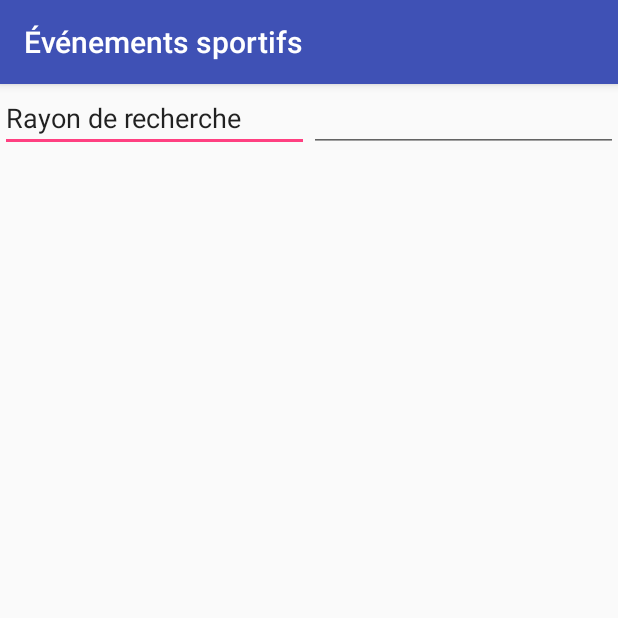
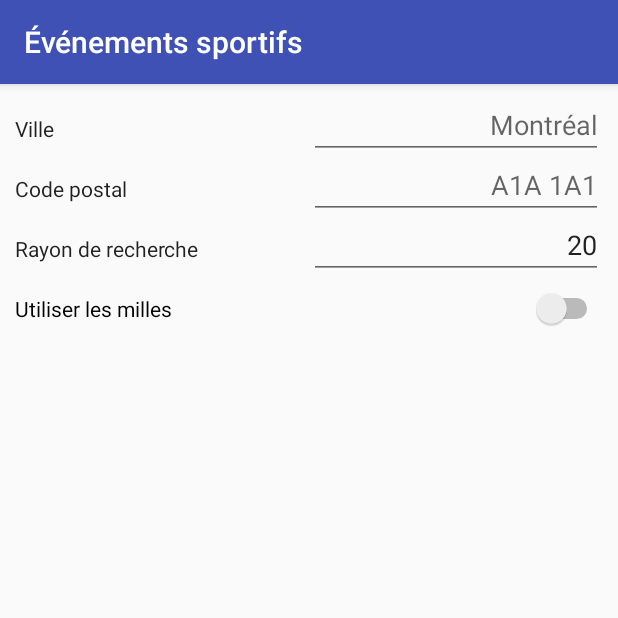
Before and after one commit to Yzaky/ProjectAndroidEvents, an Android app: the Preferences screen opened directly, with no data from a screen before it, on a phone screen of 412 x 824 dp, the top half of it. Run offline under Robolectric (Android 15) with nearby library versions, the phone set to English and light mode, and no system bars; network calls fail.

Commit message:
Construction de la page des préférences

```diff
--- a/app/src/main/res/layout/activity_main.xml
+++ b/app/src/main/res/layout/activity_main.xml
@@ -6,15 +6,14 @@
     android:orientation="vertical">
 
     <Button
-        android:text="Evenements\nrécents"
+        android:id="@+id/buttonListEvents"
         android:layout_width="match_parent"
         android:layout_height="wrap_content"
-        android:id="@+id/buttonListEvents"
+        android:layout_marginBottom="5dp"
+        android:layout_marginTop="5dp"
         android:layout_weight="1"
-        android:textSize="26dp"
-        android:layout_marginTop="5dp"
-        android:layout_marginBottom="5dp"
-        />
+        android:text="Evenements\nrécents"
+        android:textSize="26dp" />
 
     <Button
         android:text="A voir"
--- a/app/src/main/res/layout/preferences_layout.xml
+++ b/app/src/main/res/layout/preferences_layout.xml
@@ -1,29 +1,113 @@
 <?xml version="1.0" encoding="utf-8"?>
 <ScrollView xmlns:android="http://schemas.android.com/apk/res/android"
-    android:layout_width="match_parent" android:layout_height="match_parent">
+    android:layout_width="match_parent"
+    android:layout_height="match_parent"
+    android:layout_margin="10dp">
 
     <LinearLayout
         android:layout_width="match_parent"
-        android:layout_height="wrap_content"
-        android:orientation="horizontal">
+        android:layout_height="match_parent"
+        android:orientation="vertical"
+        >
 
-        <EditText
-            android:id="@+id/radiusText"
-            android:layout_width="wrap_content"
-            android:layout_height="wrap_content"
+        <LinearLayout
+            android:layout_width="match_parent"
+            android:layout_height="40dp"
             android:layout_weight="1"
-            android:editable="false"
-            android:ems="10"
-            android:inputType="textPersonName"
-            android:text="Rayon de recherche" />
+            android:gravity="center"
+            android:orientation="horizontal">
 
-        <EditText
-            android:id="@+id/radiusValue"
-            android:layout_width="wrap_content"
-            android:layout_height="wrap_content"
+            <TextView
+                android:id="@+id/cityText"
+                android:layout_width="match_parent"
+                android:layout_height="wrap_content"
+                android:layout_weight="1"
+                android:text="@string/ville"
+                android:textAppearance="@style/TextAppearance.AppCompat.Body1" />
+
+            <EditText
+                android:id="@+id/cityValue"
+                android:layout_width="match_parent"
+                android:layout_height="wrap_content"
+                android:layout_weight="1"
+                android:ems="10"
+                android:gravity="end"
+                android:hint="@string/montr_al"
+                android:inputType="textPersonName"
+                android:selectAllOnFocus="true" />
+        </LinearLayout>
+
+        <LinearLayout
+            android:layout_width="match_parent"
+            android:layout_height="40dp"
             android:layout_weight="1"
-            android:editable="true"
-            android:ems="10"
-            android:inputType="textPersonName" />
+            android:gravity="center"
+            android:orientation="horizontal">
+
+            <TextView
+                android:id="@+id/zipCodeText"
+                android:layout_width="match_parent"
+                android:layout_height="wrap_content"
+                android:layout_weight="1"
+                android:text="Code postal"
+                android:textAppearance="@style/TextAppearance.AppCompat.Body1" />
+
+            <EditText
+                android:id="@+id/zipCodeValue"
+                android:layout_width="match_parent"
+                android:layout_height="wrap_content"
+                android:layout_weight="1"
+                android:ems="10"
+                android:gravity="end"
+                android:hint="A1A 1A1"
+                android:inputType="textPostalAddress"
+                android:selectAllOnFocus="true" />
+        </LinearLayout>
+
+        <LinearLayout
+            android:layout_width="match_parent"
+            android:layout_height="40dp"
+            android:gravity="center"
+            android:orientation="horizontal">
+
+            <TextView
+                android:id="@+id/searchRadiusText"
+                android:layout_width="match_parent"
+                android:layout_height="wrap_content"
+                android:layout_weight="1"
+                android:text="@string/rayon_de_recherche"
+                android:textAppearance="@style/TextAppearance.AppCompat.Body1"
+                android:focusable="true"
+                android:focusableInTouchMode="true" />
+
+            <EditText
+                android:id="@+id/searchRadiusValue"
+                android:layout_width="match_parent"
+                android:layout_height="wrap_content"
+                android:layout_weight="1"
+                android:ems="10"
+                android:gravity="end"
+                android:inputType="number"
+                android:saveEnabled="true"
+                android:selectAllOnFocus="true"
+                android:text="20" />
+        </LinearLayout>
+
+        <LinearLayout
+            android:layout_width="match_parent"
+            android:layout_height="40dp"
+            android:layout_weight="1"
+            android:gravity="center"
+            android:orientation="horizontal">
+
+            <Switch
+                android:id="@+id/distanceUnit"
+                android:layout_width="match_parent"
+                android:layout_height="wrap_content"
+                android:layout_weight="1"
+                android:switchTextAppearance="@style/TextAppearance.AppCompat.Body1"
+                android:text="@string/utiliser_les_milles" />
+        </LinearLayout>
+
     </LinearLayout>
 </ScrollView>
--- a/app/src/main/res/values/strings.xml
+++ b/app/src/main/res/values/strings.xml
@@ -13,4 +13,9 @@
     <string name="about">About</string>
     <string name="preferences">Preferences</string>
     <string name="help">Help</string>
+    <string name="rayon_de_recherche">Rayon de recherche</string>
+    <string name="unit_de_distance">Unité de distance</string>
+    <string name="utiliser_les_milles">Utiliser les milles</string>
+    <string name="ville">Ville</string>
+    <string name="montr_al">Montréal</string>
 </resources>
```
